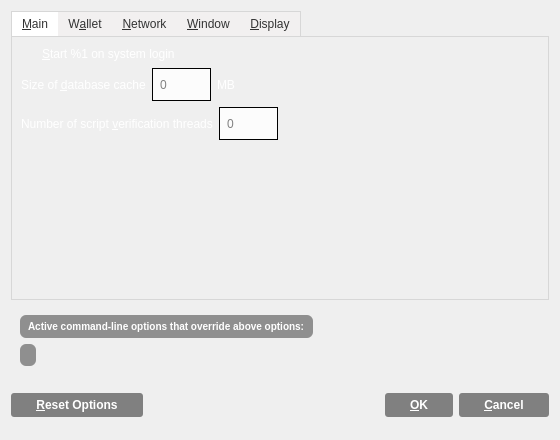
Above: src/qt/forms/optionsdialog.ui from litebitcoins/litebitcoin before the change. Below: the same form after it.
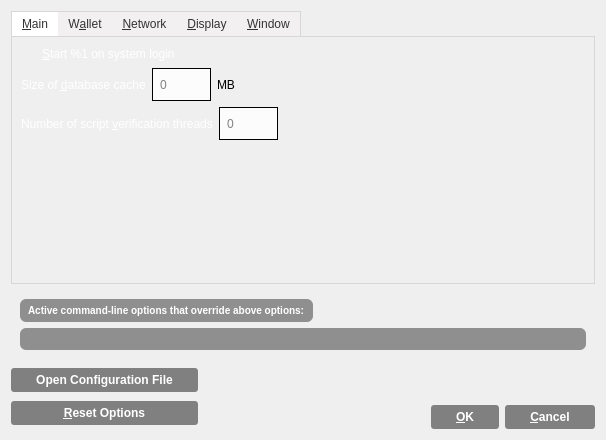
That is the form after the change. Icons and pictures are not drawn. Custom widgets are drawn as their Qt base class.

```diff
--- a/src/qt/forms/optionsdialog.ui
+++ b/src/qt/forms/optionsdialog.ui
@@ -6,7 +6,7 @@
    <rect>
     <x>0</x>
     <y>0</y>
-    <width>560</width>
+    <width>606</width>
     <height>440</height>
    </rect>
   </property>
@@ -482,43 +482,6 @@
          </item>
          <item>
           <widget class="QLabel" name="databaseCacheUnitLabel">
-           <property name="palette">
-            <palette>
-             <active>
-              <colorrole role="WindowText">
-               <brush brushstyle="SolidPattern">
-                <color alpha="255">
-                 <red>255</red>
-                 <green>255</green>
-                 <blue>255</blue>
-                </color>
-               </brush>
-              </colorrole>
-             </active>
-             <inactive>
-              <colorrole role="WindowText">
-               <brush brushstyle="SolidPattern">
-                <color alpha="255">
-                 <red>255</red>
-                 <green>255</green>
-                 <blue>255</blue>
-                </color>
-               </brush>
-              </colorrole>
-             </inactive>
-             <disabled>
-              <colorrole role="WindowText">
-               <brush brushstyle="SolidPattern">
-                <color alpha="255">
-                 <red>120</red>
-                 <green>120</green>
-                 <blue>120</blue>
-                </color>
-               </brush>
-              </colorrole>
-             </disabled>
-            </palette>
-           </property>
            <property name="text">
             <string>MB</string>
            </property>
@@ -1331,56 +1294,6 @@
        </item>
       </layout>
      </widget>
-     <widget class="QWidget" name="tabWindow">
-      <attribute name="title">
-       <string>&amp;Window</string>
-      </attribute>
-      <layout class="QVBoxLayout" name="verticalLayout_Window">
-       <item>
-        <widget class="QCheckBox" name="hideTrayIcon">
-         <property name="toolTip">
-          <string>&amp;Hide the icon from the system tray.</string>
-         </property>
-         <property name="text">
-          <string>Hide tray icon</string>
-         </property>
-        </widget>
-       </item>
-       <item>
-        <widget class="QCheckBox" name="minimizeToTray">
-         <property name="toolTip">
-          <string>Show only a tray icon after minimizing the window.</string>
-         </property>
-         <property name="text">
-          <string>&amp;Minimize to the tray instead of the taskbar</string>
-         </property>
-        </widget>
-       </item>
-       <item>
-        <widget class="QCheckBox" name="minimizeOnClose">
-         <property name="toolTip">
-          <string>Minimize instead of exit the application when the window is closed. When this option is enabled, the application will be closed only after selecting Exit in the menu.</string>
-         </property>
-         <property name="text">
-          <string>M&amp;inimize on close</string>
-         </property>
-        </widget>
-       </item>
-       <item>
-        <spacer name="verticalSpacer_Window">
-         <property name="orientation">
-          <enum>Qt::Vertical</enum>
-         </property>
-         <property name="sizeHint" stdset="0">
-          <size>
-           <width>20</width>
-           <height>40</height>
-          </size>
-         </property>
-        </spacer>
-       </item>
-      </layout>
-     </widget>
      <widget class="QWidget" name="tabDisplay">
       <attribute name="title">
        <string>&amp;Display</string>
@@ -1584,10 +1497,124 @@
        </item>
       </layout>
      </widget>
+     <widget class="QWidget" name="tabWindow">
+      <attribute name="title">
+       <string>&amp;Window</string>
+      </attribute>
+      <layout class="QVBoxLayout" name="verticalLayout_Window">
+       <item>
+        <widget class="QCheckBox" name="hideTrayIcon">
+         <property name="toolTip">
+          <string>&amp;Hide the icon from the system tray.</string>
+         </property>
+         <property name="text">
+          <string>Hide tray icon</string>
+         </property>
+        </widget>
+       </item>
+       <item>
+        <widget class="QCheckBox" name="minimizeToTray">
+         <property name="toolTip">
+          <string>Show only a tray icon after minimizing the window.</string>
+         </property>
+         <property name="text">
+          <string>&amp;Minimize to the tray instead of the taskbar</string>
+         </property>
+        </widget>
+       </item>
+       <item>
+        <widget class="QCheckBox" name="minimizeOnClose">
+         <property name="toolTip">
+          <string>Minimize instead of exit the application when the window is closed. When this option is enabled, the application will be closed only after selecting Exit in the menu.</string>
+         </property>
+         <property name="text">
+          <string>M&amp;inimize on close</string>
+         </property>
+        </widget>
+       </item>
+       <item>
+        <spacer name="verticalSpacer_Window">
+         <property name="orientation">
+          <enum>Qt::Vertical</enum>
+         </property>
+         <property name="sizeHint" stdset="0">
+          <size>
+           <width>20</width>
+           <height>40</height>
+          </size>
+         </property>
+        </spacer>
+       </item>
+      </layout>
+     </widget>
     </widget>
    </item>
    <item>
     <widget class="QFrame" name="frame">
+     <property name="palette">
+      <palette>
+       <active>
+        <colorrole role="WindowText">
+         <brush brushstyle="SolidPattern">
+          <color alpha="255">
+           <red>255</red>
+           <green>255</green>
+           <blue>255</blue>
+          </color>
+         </brush>
+        </colorrole>
+        <colorrole role="Button">
+         <brush brushstyle="SolidPattern">
+          <color alpha="255">
+           <red>209</red>
+           <green>209</green>
+           <blue>209</blue>
+          </color>
+         </brush>
+        </colorrole>
+       </active>
+       <inactive>
+        <colorrole role="WindowText">
+         <brush brushstyle="SolidPattern">
+          <color alpha="255">
+           <red>255</red>
+           <green>255</green>
+           <blue>255</blue>
+          </color>
+         </brush>
+        </colorrole>
+        <colorrole role="Button">
+         <brush brushstyle="SolidPattern">
+          <color alpha="255">
+           <red>209</red>
+           <green>209</green>
+           <blue>209</blue>
+          </color>
+         </brush>
+        </colorrole>
+       </inactive>
+       <disabled>
+        <colorrole role="WindowText">
+         <brush brushstyle="SolidPattern">
+          <color alpha="255">
+           <red>120</red>
+           <green>120</green>
+           <blue>120</blue>
+          </color>
+         </brush>
+        </colorrole>
+        <colorrole role="Button">
+         <brush brushstyle="SolidPattern">
+          <color alpha="255">
+           <red>209</red>
+           <green>209</green>
+           <blue>209</blue>
+          </color>
+         </brush>
+        </colorrole>
+       </disabled>
+      </palette>
+     </property>
      <layout class="QVBoxLayout" name="verticalLayout_Bottom">
       <item>
        <layout class="QHBoxLayout" name="horizontalLayout_Bottom">
@@ -1781,20 +1808,11 @@
         </item>
        </layout>
       </item>
-      <item alignment="Qt::AlignLeft">
+      <item>
        <widget class="QLabel" name="overriddenByCommandLineLabel">
         <property name="palette">
          <palette>
           <active>
-           <colorrole role="WindowText">
-            <brush brushstyle="SolidPattern">
-             <color alpha="255">
-              <red>255</red>
-              <green>255</green>
-              <blue>255</blue>
-             </color>
-            </brush>
-           </colorrole>
            <colorrole role="Button">
             <brush brushstyle="LinearGradientPattern">
              <gradient startx="0.500000000000000" starty="0.000000000000000" endx="0.500000000000000" endy="1.000000000000000" type="LinearGradient" spread="PadSpread" coordinatemode="ObjectBoundingMode">
@@ -1836,15 +1854,6 @@
            </colorrole>
           </active>
           <inactive>
-           <colorrole role="WindowText">
-            <brush brushstyle="SolidPattern">
-             <color alpha="255">
-              <red>255</red>
-              <green>255</green>
-              <blue>255</blue>
-             </color>
-            </brush>
-           </colorrole>
            <colorrole role="Button">
             <brush brushstyle="LinearGradientPattern">
              <gradient startx="0.500000000000000" starty="0.000000000000000" endx="0.500000000000000" endy="1.000000000000000" type="LinearGradient" spread="PadSpread" coordinatemode="ObjectBoundingMode">
@@ -1886,15 +1895,6 @@
            </colorrole>
           </inactive>
           <disabled>
-           <colorrole role="WindowText">
-            <brush brushstyle="SolidPattern">
-             <color alpha="255">
-              <red>120</red>
-              <green>120</green>
-              <blue>120</blue>
-             </color>
-            </brush>
-           </colorrole>
            <colorrole role="Button">
             <brush brushstyle="LinearGradientPattern">
              <gradient startx="0.500000000000000" starty="0.000000000000000" endx="0.500000000000000" endy="1.000000000000000" type="LinearGradient" spread="PadSpread" coordinatemode="ObjectBoundingMode">
@@ -1965,17 +1965,34 @@
    <item>
     <layout class="QHBoxLayout" name="horizontalLayout_Buttons">
      <item>
-      <widget class="QPushButton" name="resetButton">
-       <property name="toolTip">
-        <string>Reset all client options to default.</string>
-       </property>
-       <property name="text">
-        <string>&amp;Reset Options</string>
-       </property>
-       <property name="autoDefault">
-        <bool>false</bool>
-       </property>
-      </widget>
+      <layout class="QVBoxLayout" name="verticalLayout_Buttons">
+       <item>
+        <widget class="QPushButton" name="openBitcoinConfButton">
+         <property name="toolTip">
+          <string>Open the %1 configuration file from the working directory.</string>
+         </property>
+         <property name="text">
+          <string>Open Configuration File</string>
+         </property>
+         <property name="autoDefault">
+          <bool>false</bool>
+         </property>
+        </widget>
+       </item>
+       <item>
+        <widget class="QPushButton" name="resetButton">
+         <property name="toolTip">
+          <string>Reset all client options to default.</string>
+         </property>
+         <property name="text">
+          <string>&amp;Reset Options</string>
+         </property>
+         <property name="autoDefault">
+          <bool>false</bool>
+         </property>
+        </widget>
+       </item>
+      </layout>
      </item>
      <item>
       <spacer name="horizontalSpacer_1">
@@ -1998,169 +2015,12 @@
          <height>0</height>
         </size>
        </property>
-       <property name="palette">
-        <palette>
-         <active>
-          <colorrole role="WindowText">
-           <brush brushstyle="SolidPattern">
-            <color alpha="255">
-             <red>255</red>
-             <green>255</green>
-             <blue>255</blue>
-            </color>
-           </brush>
-          </colorrole>
-          <colorrole role="Button">
-           <brush brushstyle="LinearGradientPattern">
-            <gradient startx="0.500000000000000" starty="0.000000000000000" endx="0.500000000000000" endy="1.000000000000000" type="LinearGradient" spread="PadSpread" coordinatemode="ObjectBoundingMode">
-             <gradientstop position="0.500000000000000">
-              <color alpha="102">
-               <red>0</red>
-               <green>0</green>
-               <blue>0</blue>
-              </color>
-             </gradientstop>
-            </gradient>
-           </brush>
-          </colorrole>
-          <colorrole role="Base">
-           <brush brushstyle="LinearGradientPattern">
-            <gradient startx="0.500000000000000" starty="0.000000000000000" endx="0.500000000000000" endy="1.000000000000000" type="LinearGradient" spread="PadSpread" coordinatemode="ObjectBoundingMode">
-             <gradientstop position="0.500000000000000">
-              <color alpha="102">
-               <red>0</red>
-               <green>0</green>
-               <blue>0</blue>
-              </color>
-             </gradientstop>
-            </gradient>
-           </brush>
-          </colorrole>
-          <colorrole role="Window">
-           <brush brushstyle="LinearGradientPattern">
-            <gradient startx="0.500000000000000" starty="0.000000000000000" endx="0.500000000000000" endy="1.000000000000000" type="LinearGradient" spread="PadSpread" coordinatemode="ObjectBoundingMode">
-             <gradientstop position="0.500000000000000">
-              <color alpha="102">
-               <red>0</red>
-               <green>0</green>
-               <blue>0</blue>
-              </color>
-             </gradientstop>
-            </gradient>
-           </brush>
-          </colorrole>
-         </active>
-         <inactive>
-          <colorrole role="WindowText">
-           <brush brushstyle="SolidPattern">
-            <color alpha="255">
-             <red>255</red>
-             <green>255</green>
-             <blue>255</blue>
-            </color>
-           </brush>
-          </colorrole>
-          <colorrole role="Button">
-           <brush brushstyle="LinearGradientPattern">
-            <gradient startx="0.500000000000000" starty="0.000000000000000" endx="0.500000000000000" endy="1.000000000000000" type="LinearGradient" spread="PadSpread" coordinatemode="ObjectBoundingMode">
-             <gradientstop position="0.500000000000000">
-              <color alpha="102">
-               <red>0</red>
-               <green>0</green>
-               <blue>0</blue>
-              </color>
-             </gradientstop>
-            </gradient>
-           </brush>
-          </colorrole>
-          <colorrole role="Base">
-           <brush brushstyle="LinearGradientPattern">
-            <gradient startx="0.500000000000000" starty="0.000000000000000" endx="0.500000000000000" endy="1.000000000000000" type="LinearGradient" spread="PadSpread" coordinatemode="ObjectBoundingMode">
-             <gradientstop position="0.500000000000000">
-              <color alpha="102">
-               <red>0</red>
-               <green>0</green>
-               <blue>0</blue>
-              </color>
-             </gradientstop>
-            </gradient>
-           </brush>
-          </colorrole>
-          <colorrole role="Window">
-           <brush brushstyle="LinearGradientPattern">
-            <gradient startx="0.500000000000000" starty="0.000000000000000" endx="0.500000000000000" endy="1.000000000000000" type="LinearGradient" spread="PadSpread" coordinatemode="ObjectBoundingMode">
-             <gradientstop position="0.500000000000000">
-              <color alpha="102">
-               <red>0</red>
-               <green>0</green>
-               <blue>0</blue>
-              </color>
-             </gradientstop>
-            </gradient>
-           </brush>
-          </colorrole>
-         </inactive>
-         <disabled>
-          <colorrole role="WindowText">
-           <brush brushstyle="SolidPattern">
-            <color alpha="255">
-             <red>120</red>
-             <green>120</green>
-             <blue>120</blue>
-            </color>
-           </brush>
-          </colorrole>
-          <colorrole role="Button">
-           <brush brushstyle="LinearGradientPattern">
-            <gradient startx="0.500000000000000" starty="0.000000000000000" endx="0.500000000000000" endy="1.000000000000000" type="LinearGradient" spread="PadSpread" coordinatemode="ObjectBoundingMode">
-             <gradientstop position="0.500000000000000">
-              <color alpha="102">
-               <red>0</red>
-               <green>0</green>
-               <blue>0</blue>
-              </color>
-             </gradientstop>
-            </gradient>
-           </brush>
-          </colorrole>
-          <colorrole role="Base">
-           <brush brushstyle="LinearGradientPattern">
-            <gradient startx="0.500000000000000" starty="0.000000000000000" endx="0.500000000000000" endy="1.000000000000000" type="LinearGradient" spread="PadSpread" coordinatemode="ObjectBoundingMode">
-             <gradientstop position="0.500000000000000">
-              <color alpha="102">
-               <red>0</red>
-               <green>0</green>
-               <blue>0</blue>
-              </color>
-             </gradientstop>
-            </gradient>
-           </brush>
-          </colorrole>
-          <colorrole role="Window">
-           <brush brushstyle="LinearGradientPattern">
-            <gradient startx="0.500000000000000" starty="0.000000000000000" endx="0.500000000000000" endy="1.000000000000000" type="LinearGradient" spread="PadSpread" coordinatemode="ObjectBoundingMode">
-             <gradientstop position="0.500000000000000">
-              <color alpha="102">
-               <red>0</red>
-               <green>0</green>
-               <blue>0</blue>
-              </color>
-             </gradientstop>
-            </gradient>
-           </brush>
-          </colorrole>
-         </disabled>
-        </palette>
-       </property>
        <property name="font">
         <font>
          <weight>75</weight>
          <bold>true</bold>
         </font>
        </property>
-       <property name="styleSheet">
-        <string notr="true"/>
-       </property>
        <property name="text">
         <string/>
        </property>
@@ -2186,27 +2046,48 @@
       </spacer>
      </item>
      <item>
-      <widget class="QPushButton" name="okButton">
-       <property name="text">
-        <string>&amp;OK</string>
-       </property>
-       <property name="autoDefault">
-        <bool>false</bool>
-       </property>
-       <property name="default">
-        <bool>true</bool>
-       </property>
-      </widget>
-     </item>
-     <item>
-      <widget class="QPushButton" name="cancelButton">
-       <property name="text">
-        <string>&amp;Cancel</string>
-       </property>
-       <property name="autoDefault">
-        <bool>false</bool>
-       </property>
-      </widget>
+      <layout class="QVBoxLayout" name="verticalLayout_4">
+       <item>
+        <spacer name="verticalSpacer">
+         <property name="orientation">
+          <enum>Qt::Vertical</enum>
+         </property>
+         <property name="sizeHint" stdset="0">
+          <size>
+           <width>20</width>
+           <height>40</height>
+          </size>
+         </property>
+        </spacer>
+       </item>
+       <item>
+        <layout class="QHBoxLayout" name="horizontalLayout">
+         <item>
+          <widget class="QPushButton" name="okButton">
+           <property name="text">
+            <string>&amp;OK</string>
+           </property>
+           <property name="autoDefault">
+            <bool>false</bool>
+           </property>
+           <property name="default">
+            <bool>true</bool>
+           </property>
+          </widget>
+         </item>
+         <item>
+          <widget class="QPushButton" name="cancelButton">
+           <property name="text">
+            <string>&amp;Cancel</string>
+           </property>
+           <property name="autoDefault">
+            <bool>false</bool>
+           </property>
+          </widget>
+         </item>
+        </layout>
+       </item>
+      </layout>
      </item>
     </layout>
    </item>
```
Left out of the diff: 7 changed lines with no effect on the pictures.
